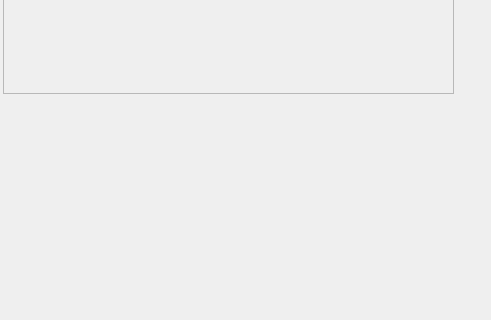
The window that Task 1 - Signal Viewer/main.ui (jemmyyy/dsptasks) describes before a commit, drawn with Qt 5; both pictures show x 627 to 1118 and y 317 to 637 of the 1118 by 637 pixel window.
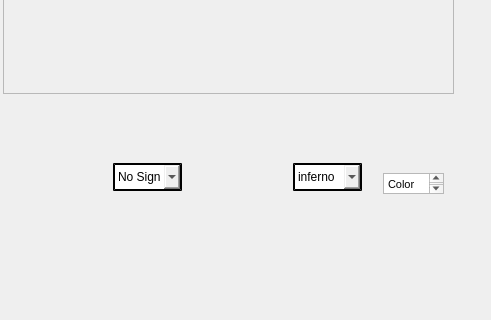
The same window after the commit. Icons and pictures are not drawn. Custom widgets are drawn as their Qt base class.

The edit to the form file:
```diff
--- a/Task 1 - Signal Viewer/main.ui
+++ b/Task 1 - Signal Viewer/main.ui
@@ -2579,6 +2579,109 @@
     <string>Speed</string>
    </property>
   </widget>
+  <widget class="QComboBox" name="SpectrogramcomboBox">
+   <property name="geometry">
+    <rect>
+     <x>740</x>
+     <y>480</y>
+     <width>69</width>
+     <height>28</height>
+    </rect>
+   </property>
+   <property name="styleSheet">
+    <string notr="true">QComboBox
+{
+    border-style: outset;
+    border-width: 2px;
+    border-color: black;
+}</string>
+   </property>
+   <item>
+    <property name="text">
+     <string>No Signal</string>
+    </property>
+   </item>
+   <item>
+    <property name="text">
+     <string>Signal_1</string>
+    </property>
+   </item>
+   <item>
+    <property name="text">
+     <string>Signal_2</string>
+    </property>
+   </item>
+   <item>
+    <property name="text">
+     <string>Signal_3</string>
+    </property>
+   </item>
+  </widget>
+  <widget class="QComboBox" name="ColorcomboBox">
+   <property name="geometry">
+    <rect>
+     <x>920</x>
+     <y>480</y>
+     <width>69</width>
+     <height>28</height>
+    </rect>
+   </property>
+   <property name="styleSheet">
+    <string notr="true">QComboBox
+{
+    border-style: outset;
+    border-width: 2px;
+    border-color: black;
+}</string>
+   </property>
+   <item>
+    <property name="text">
+     <string>inferno</string>
+    </property>
+   </item>
+   <item>
+    <property name="text">
+     <string>viridis</string>
+    </property>
+   </item>
+   <item>
+    <property name="text">
+     <string>cool</string>
+    </property>
+   </item>
+   <item>
+    <property name="text">
+     <string>PuBu</string>
+    </property>
+   </item>
+   <item>
+    <property name="text">
+     <string>magma</string>
+    </property>
+   </item>
+   <item>
+    <property name="text">
+     <string>YlGnBu</string>
+    </property>
+   </item>
+  </widget>
+  <widget class="QTextEdit" name="textEdit_3">
+   <property name="geometry">
+    <rect>
+     <x>1010</x>
+     <y>490</y>
+     <width>61</width>
+     <height>21</height>
+    </rect>
+   </property>
+   <property name="html">
+    <string>&lt;!DOCTYPE HTML PUBLIC &quot;-//W3C//DTD HTML 4.0//EN&quot; &quot;http://www.w3.org/TR/REC-html40/strict.dtd&quot;&gt;
+&lt;html&gt;&lt;head&gt;&lt;meta name=&quot;qrichtext&quot; content=&quot;1&quot; /&gt;&lt;style type=&quot;text/css&quot;&gt;
+p, li { white-space: pre-wrap; }
+&lt;/style&gt;&lt;/head&gt;&lt;body style=&quot; font-family:'MS Shell Dlg 2'; font-size:8.25pt; font-weight:400; font-style:normal;&quot;&gt;
+&lt;p style=&quot; margin-top:0px; margin-bottom:0px; margin-left:0px; margin-right:0px; -qt-block-indent:0; text-indent:0px;&quot;&gt;Color&lt;/p&gt;&lt;/body&gt;&lt;/html&gt;</string>
+   </property>
+  </widget>
  </widget>
  <customwidgets>
   <customwidget>
@@ -2586,6 +2689,12 @@
    <extends>QGraphicsView</extends>
    <header location="global">pyqtgraph</header>
   </customwidget>
+  <customwidget>
+   <class>MplWidget</class>
+   <extends>QWidget</extends>
+   <header>mplwidget.h</header>
+   <container>1</container>
+  </customwidget>
  </customwidgets>
  <resources/>
  <connections/>
```
Left out of the diff: 22 changed lines with no effect on the pictures.
